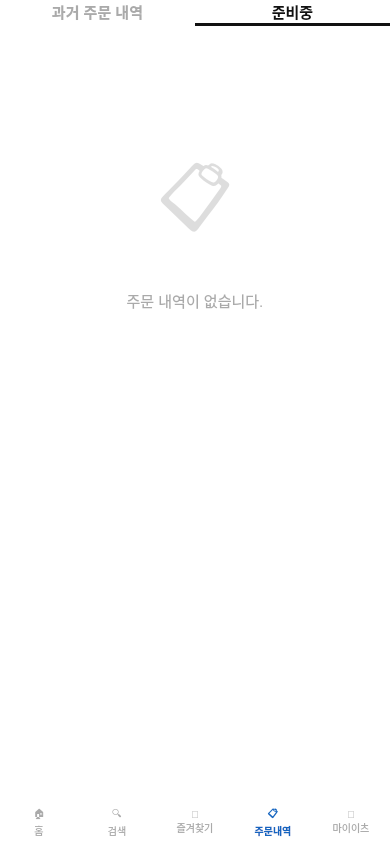
First picture: the form in clients/customer_qt/client/orderhistorywidget.ui, repository taehyunny/its_bedalyo, before the edit.
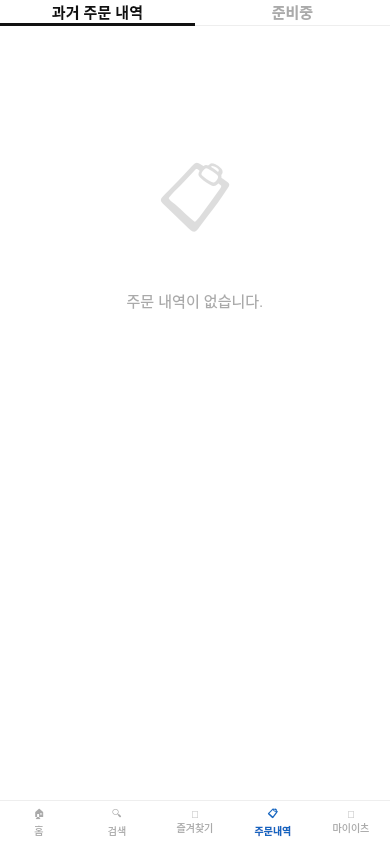
Second picture: the form after the edit. The open tabs and pages were chosen to show the change.

Patch:
```diff
--- a/clients/customer_qt/client/orderhistorywidget.ui
+++ b/clients/customer_qt/client/orderhistorywidget.ui
@@ -33,6 +33,12 @@
     <number>0</number>
    </property>
    <item>
+    <widget class="QWidget" name="tabBarWidget">
+     <property name="minimumHeight"><number>56</number></property>
+     <property name="maximumHeight"><number>56</number></property>
+     <property name="styleSheet">
+      <string notr="true">background:#ffffff; border-bottom:1px solid #eeeeee;</string>
+     </property>
     <layout class="QHBoxLayout" name="tabBarLayout">
      <property name="spacing">
       <number>0</number>
@@ -55,8 +61,8 @@
         <string notr="true">
           QPushButton {
            background:transparent; border:none;
-           border-bottom:2.5px solid transparent;
-           font-size:15px; font-weight:bold; color:#aaaaaa;
+           border-bottom:2.5px solid #111111;
+           font-size:15px; font-weight:bold; color:#111111;
            padding:0; margin:0;
           }
          </string>
@@ -75,8 +81,8 @@
         <string notr="true">
           QPushButton {
            background:transparent; border:none;
-           border-bottom:2.5px solid #111111;
-           font-size:15px; font-weight:bold; color:#111111;
+           border-bottom:2.5px solid transparent;
+           font-size:15px; font-weight:bold; color:#aaaaaa;
            padding:0; margin:0;
           }
          </string>
@@ -87,6 +93,7 @@
       </widget>
      </item>
     </layout>
+    </widget>
    </item>
    <item>
     <widget class="QStackedWidget" name="tabStack">
@@ -310,6 +317,12 @@
     </widget>
    </item>
    <item>
+    <widget class="QWidget" name="navBar">
+     <property name="minimumHeight"><number>60</number></property>
+     <property name="maximumHeight"><number>60</number></property>
+     <property name="styleSheet">
+      <string notr="true">background:#ffffff; border-top:1px solid #eeeeee;</string>
+     </property>
     <layout class="QHBoxLayout" name="navLayout">
      <property name="spacing">
       <number>0</number>
@@ -382,6 +395,7 @@
       </widget>
      </item>
     </layout>
+    </widget>
    </item>
   </layout>
  </widget>
```
Left out of the diff: 16 changed lines with no effect on the pictures. Lines whose indentation alone changed are shown as unchanged.
